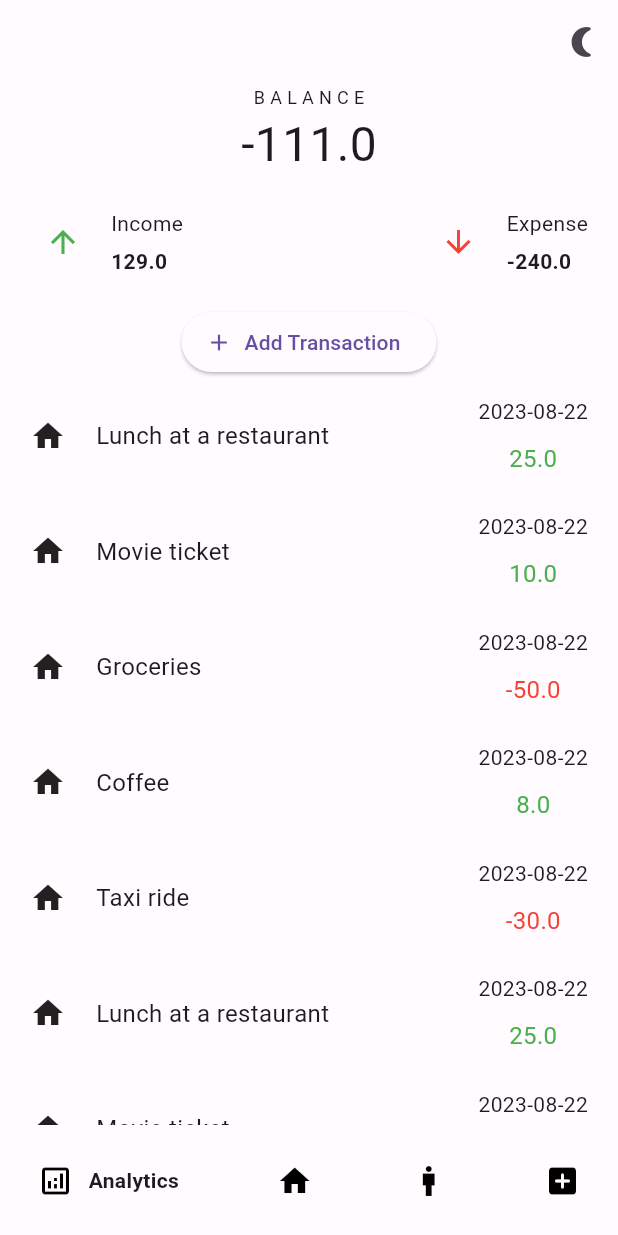
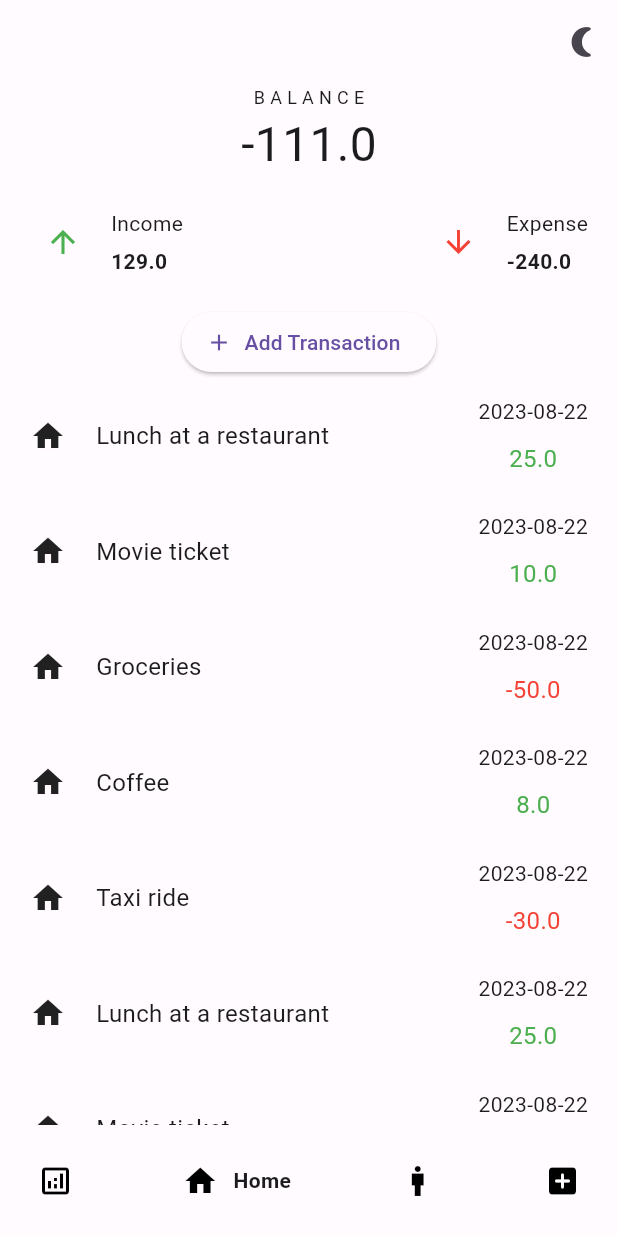
Before and after one commit to ojasvishaklya/expenny-android, a Flutter app: the screen it shows after launch, on a phone screen of 412 x 824 dp. Run offline on Flutter 3.47's test engine with Material 2 defaults, Android fonts, the phone set to English and light mode, and no system bars; drawn by our look-alikes of google_nav_bar; our stand-ins replace get, get_storage, google_fonts.

Commit message:
bottom nav bar refactor

```diff
--- a/lib/screens/HomeScreen.dart
+++ b/lib/screens/HomeScreen.dart
@@ -54,30 +54,9 @@ class _HomeScreenState extends State<HomeScreen> {
     SystemChrome.setEnabledSystemUIMode(SystemUiMode.manual,
         overlays: [SystemUiOverlay.top]);
     return Scaffold(
-      appBar: buildAppBar(RouteClass.home),
+      appBar: buildAppBar(),
       body: _widgetOptions[_selectedIndex],
-      bottomNavigationBar: GNav(
-        gap: 10,
-        onTabChange: _onItemTapped,
-        tabs: const [
-          GButton(
-            icon: Icons.analytics_outlined,
-            text: 'Analytics',
-          ),
-          GButton(
-            icon: Icons.home,
-            text: 'Home',
-          ),
-          GButton(
-            icon: Icons.man_sharp,
-            text: 'Profile',
-          ),
-          GButton(
-            icon: Icons.add_box_rounded,
-            text: 'Add',
-          ),
-        ],
-      ),
+      bottomNavigationBar: buildBottomNavBar(_onItemTapped),
     );
   }
 }
--- a/lib/widgets/AppBarWidget.dart
+++ b/lib/widgets/AppBarWidget.dart
@@ -2,11 +2,9 @@ import 'package:flutter/material.dart';
 import 'package:journal/constants/routes.dart';
 import 'package:journal/service/ThemeService.dart';
 
-AppBar buildAppBar(String pageName) {
+AppBar buildAppBar() {
   List<Widget> actions = [];
-  if (pageName == RouteClass.home) {
     actions.add(ThemeService.getThemeIconButton());
-  }
 
   return AppBar(
     actions: actions,
--- a/lib/widgets/BottomNavBarWidget.dart
+++ b/lib/widgets/BottomNavBarWidget.dart
@@ -1,12 +1,11 @@
 import 'package:flutter/material.dart';
 import 'package:google_nav_bar/google_nav_bar.dart';
 
-Widget buildBottomNavBar() {
+Widget buildBottomNavBar(void Function(int index) onItemTapped) {
   return GNav(
     gap: 10,
-    onTabChange: (index){
-      print(index);
-    },
+    onTabChange: onItemTapped,
+    selectedIndex: 1,
     tabs: const [
       GButton(
         icon: Icons.analytics_outlined,
@@ -20,6 +19,10 @@ Widget buildBottomNavBar() {
         icon: Icons.man_sharp,
         text: 'Profile',
       ),
+      GButton(
+        icon: Icons.add_box_rounded,
+        text: 'Add',
+      ),
     ],
   );
 }
```
